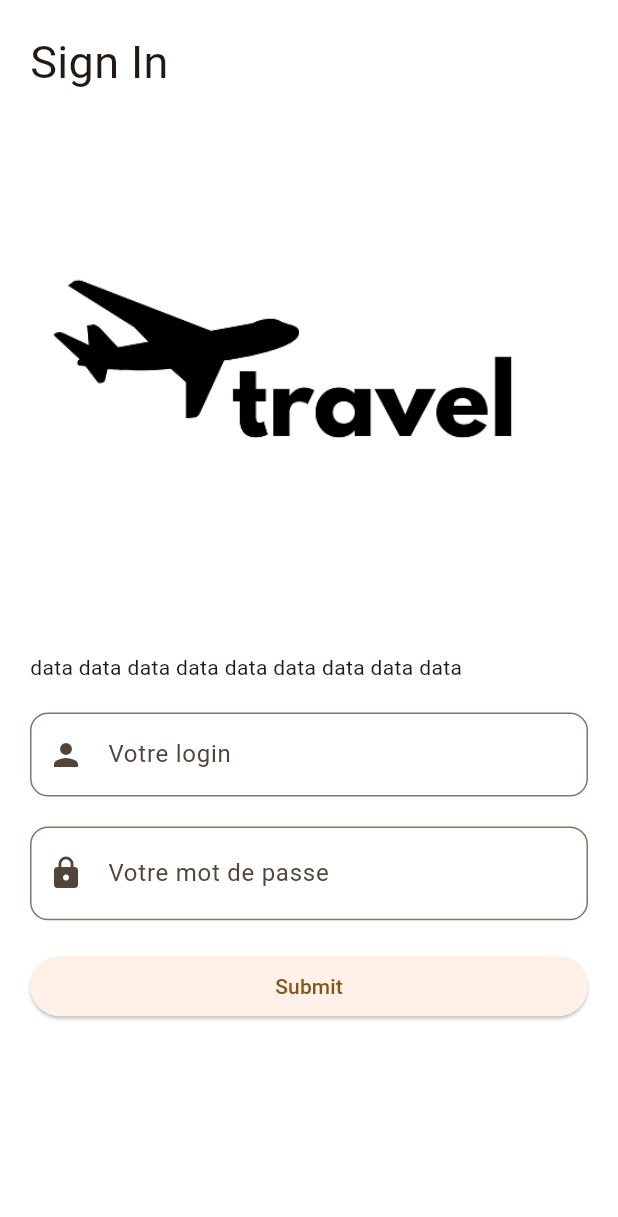
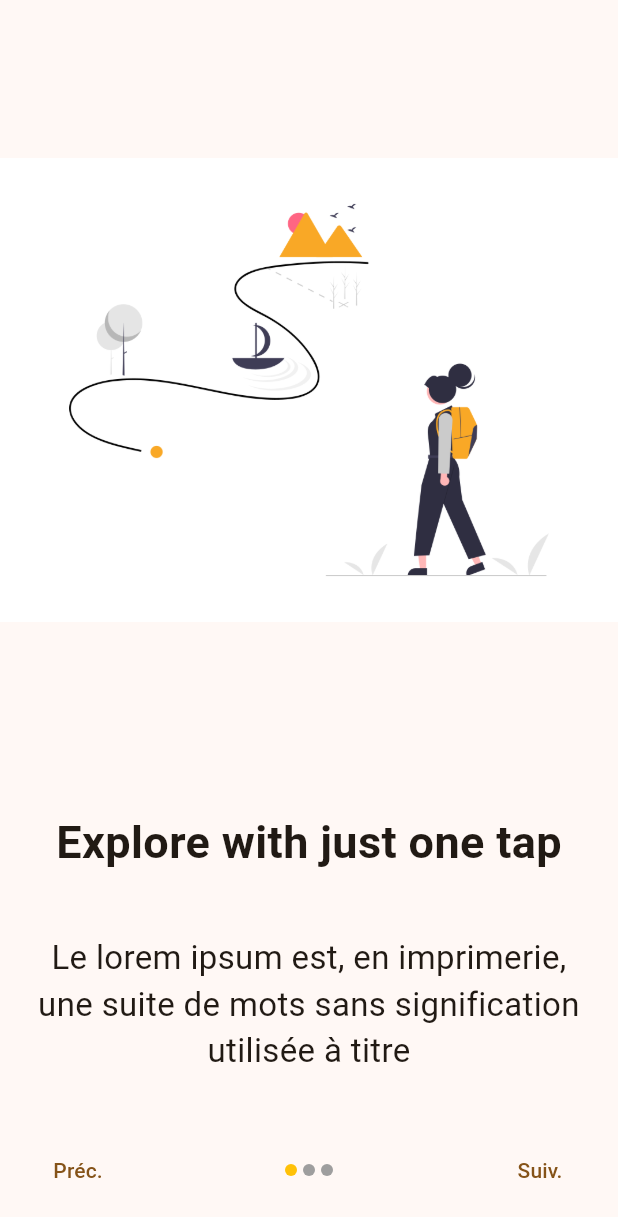
Before and after one commit to zoulbarizi/flutter_application_1, a Flutter app: the screen it shows after launch, on a phone screen of 412 x 824 dp. Shown: the top 1217 px of the screen. Run offline on Flutter 3.47's test engine with Material 2 defaults, Android fonts, the phone set to English and light mode, and no system bars; our stand-ins replace shared_preferences.

Commit message:
onboarding and local storages

```diff
--- /dev/null
+++ b/lib/models/ob_model.dart
@@ -0,0 +1,6 @@
+class ObModel {
+  final String title, image, description;
+
+  ObModel(
+      {required this.title, required this.image, required this.description});
+}
--- /dev/null
+++ b/lib/views/onboarding.dart
@@ -0,0 +1,145 @@
+import 'package:flutter/material.dart';
+import 'package:flutter_application_1/models/ob_model.dart';
+import 'package:flutter_application_1/views/login.dart';
+import 'package:shared_preferences/shared_preferences.dart';
+
+class Onboarding extends StatefulWidget {
+  const Onboarding({super.key});
+
+  @override
+  State<Onboarding> createState() => _OnboardingState();
+}
+
+class _OnboardingState extends State<Onboarding> {
+  final PageController controller = PageController(initialPage: 0);
+  int page = 0;
+
+  List<ObModel> slides = [
+    ObModel(
+      title: "Explore with just one tap",
+      image: "assets/images/ob1.png",
+      description:
+          "Le lorem ipsum est, en imprimerie, une suite de mots sans signification utilisée à titre",
+    ),
+    ObModel(
+      title: "Let us suggest you",
+      image: "assets/images/ob2.png",
+      description:
+          "Le lorem ipsum est, en imprimerie, une suite de mots sans signification utilisée à titre ",
+    ),
+    ObModel(
+      title: "Tast it at home",
+      image: "assets/images/ob3.png",
+      description:
+          "Le lorem ipsum est, en imprimerie, une suite de mots sans signification utilisée à titre ",
+    ),
+  ];
+
+  myButtons() {
+    return Row(
+      children: [
+        TextButton(
+          onPressed: () {
+            controller.previousPage(
+              duration: Duration(seconds: 1),
+              curve: Curves.easeInExpo,
+            );
+          },
+          child: Text("Préc."),
+        ),
+        // Text("${controller.page?.toInt()}"),
+        Expanded(
+          child: Row(
+            mainAxisAlignment: MainAxisAlignment.center,
+            children: slides
+                .map(
+                  (e) => Container(
+                    width: 8,
+                    height: 8,
+                    margin: EdgeInsets.symmetric(horizontal: 2),
+                    decoration: BoxDecoration(
+                      shape: BoxShape.circle,
+                      color: page == slides.indexOf(e)
+                          ? Colors.amber
+                          : Colors.grey,
+                    ),
+                  ),
+                )
+                .toList(),
+          ),
+        ),
+        page == slides.length - 1
+            ? ElevatedButton(
+                onPressed: () async {
+                  final SharedPreferences prefs =
+                      await SharedPreferences.getInstance();
+                  await prefs.setBool("isFirstTime", false);
+                  Navigator.pushAndRemoveUntil(
+                    context,
+                    MaterialPageRoute(
+                      builder: (context) => Login(),
+                    ),
+                    (route) => false,
+                  );
+                },
+                child: Text("Terminer"),
+              )
+            : TextButton(
+                onPressed: () {
+                  controller.nextPage(
+                    duration: Duration(seconds: 1),
+                    curve: Curves.fastOutSlowIn,
+                  );
+                },
+                child: Text("Suiv."),
+              ),
+      ],
+    );
+  }
+
+  Widget obTile(ObModel ob) => Column(
+        children: [
+          Expanded(
+            child: Image.asset(ob.image, fit: BoxFit.contain),
+          ),
+          Padding(
+            padding: const EdgeInsets.all(20),
+            child: Text(
+              ob.title,
+              style: TextStyle(fontSize: 30, fontWeight: FontWeight.bold),
+            ),
+          ),
+          Padding(
+            padding: const EdgeInsets.all(20),
+            child: Text(
+              ob.description,
+              textAlign: TextAlign.center,
+              style: TextStyle(fontSize: 22),
+            ),
+          ),
+        ],
+      );
+
+  @override
+  Widget build(BuildContext context) {
+    return Scaffold(
+      body: Column(
+        children: [
+          Expanded(
+            child: PageView(
+              controller: controller,
+              children: slides.map((e) => obTile(e)).toList(),
+              onPageChanged: (value) {
+                setState(() => page = value);
+              },
+            ),
+          ),
+          Padding(
+            padding: EdgeInsets.all(20),
+            child: myButtons(),
+          )
+        ],
+      ),
+    );
+  }
+}
--- a/pubspec.yaml
+++ b/pubspec.yaml
@@ -35,6 +35,7 @@ dependencies:
   # The following adds the Cupertino Icons font to your application.
   # Use with the CupertinoIcons class for iOS style icons.
   cupertino_icons: ^1.0.2
+  shared_preferences: ^2.2.2
 
 dev_dependencies:
   flutter_test:
```
Also changed, not shown: lib/views/enter_app.dart (+9 -2 lines), lib/views/my_grid.dart (added, +17 -0 lines), assets/images/ob1.png (added), assets/images/ob2.png (added), assets/images/ob3.png (added), pubspec.lock, 7 other files.
